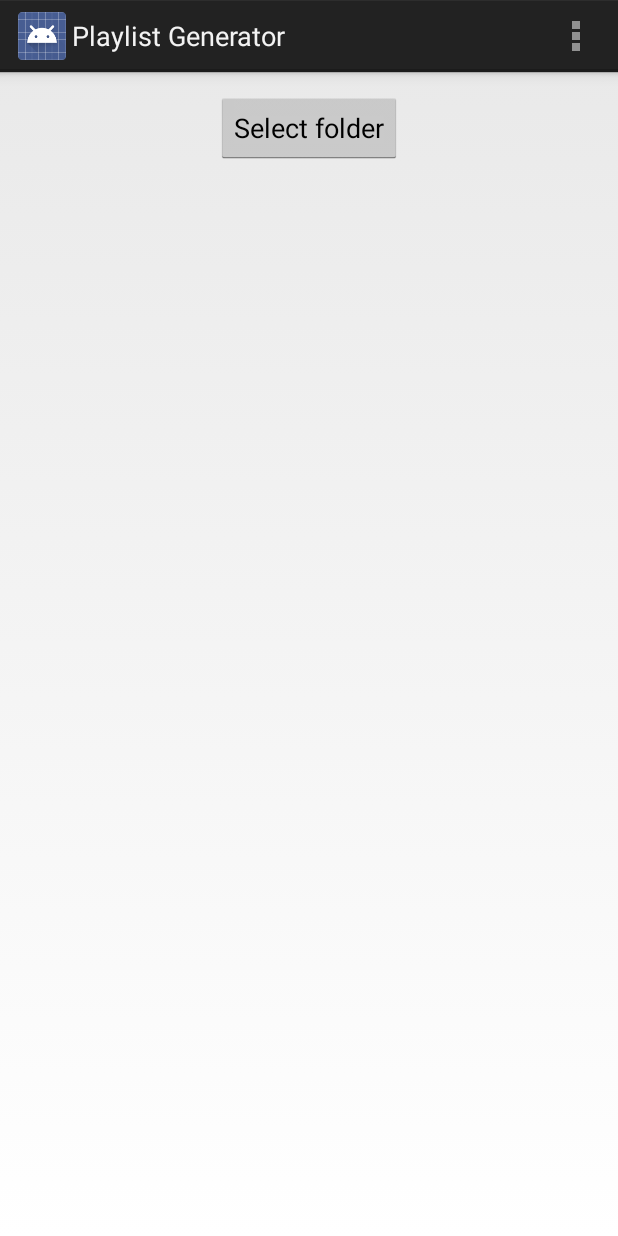
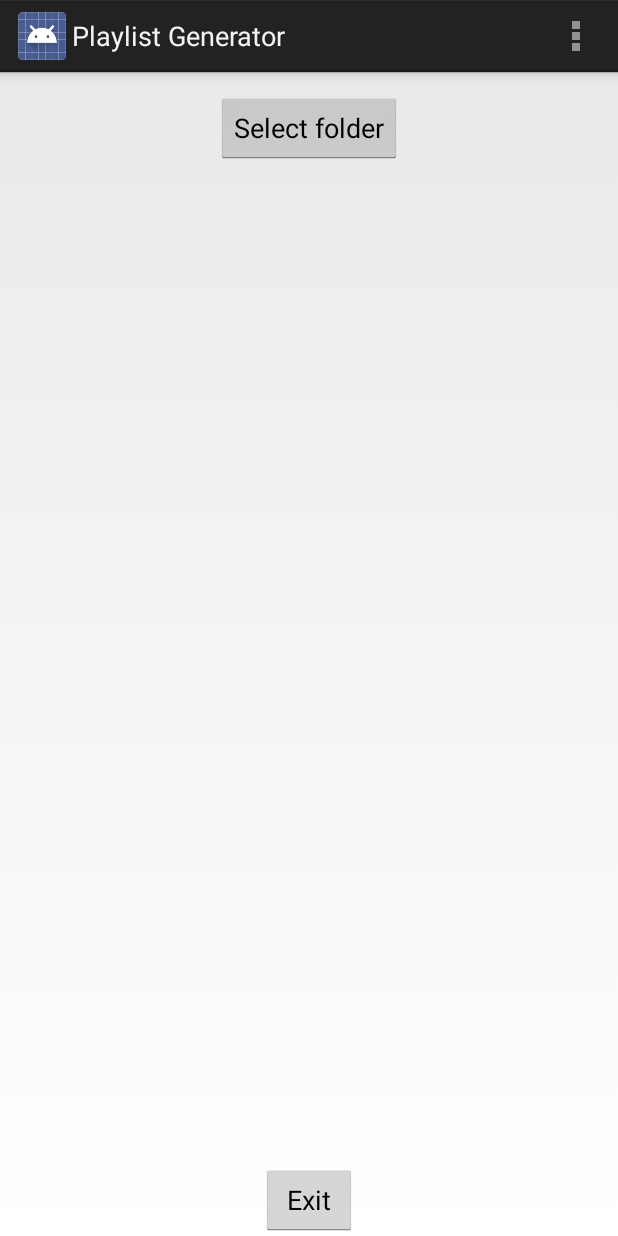
Before and after one commit to pupsikus/PlaylistGenerator, an Android app: the screen it shows after launch (MainActivity), on a phone screen of 412 x 824 dp. Run offline under Robolectric (Android 15) with nearby library versions, the light colour scheme and no system bars.

Commit message:
Bug fix, Add "Exit" button, optimized FileManager. Optimized EditText buttons.

```diff
--- a/src/main/res/layout/activity_main.xml
+++ b/src/main/res/layout/activity_main.xml
@@ -2,7 +2,7 @@
     android:orientation="vertical"
     android:layout_width="fill_parent"
     android:layout_height="fill_parent"
-    android:descendantFocusability="beforeDescendants">
+    android:descendantFocusability="blocksDescendants">
         <Button
             android:text="@string/button_select_folder"
             android:layout_width="wrap_content"
@@ -17,6 +17,25 @@
             android:layout_height="0dip"
             android:layout_weight="1">
         </ListView>
+        <TableLayout
+            android:layout_width="wrap_content"
+            android:layout_height="wrap_content"
+            android:visibility="invisible"
+            android:id="@+id/tlPLName">
+            <TableRow>
+                <TextView
+                    android:layout_width="wrap_content"
+                    android:layout_height="wrap_content"
+                    android:id="@+id/tvPLName"
+                    android:text="@string/tvPLName"/>
+                <EditText
+                android:layout_width="wrap_content"
+                android:layout_height="wrap_content"
+                android:id="@+id/etPLName"
+                android:inputType="textCapWords"
+                android:hint="@string/etPLName"/>
+            </TableRow>
+        </TableLayout>
         <Button
             android:text="@string/generate_playlist"
             android:layout_width="wrap_content"
@@ -26,4 +45,11 @@
             android:visibility="invisible"
             android:layout_weight="0">
         </Button>
+        <Button
+            android:layout_width="wrap_content"
+            android:layout_height="wrap_content"
+            android:id="@+id/ExitApp"
+            android:text="@string/ExitApp"
+            android:layout_gravity="center_horizontal">
+        </Button>
 </LinearLayout>
--- a/src/main/res/layout/selected_item.xml
+++ b/src/main/res/layout/selected_item.xml
@@ -25,6 +25,7 @@
         android:layout_width="wrap_content"
         android:layout_height="wrap_content"
         android:inputType="numberDecimal"
+        android:hint="1"
         android:clickable="true"
         android:focusable="true"
         android:textSize="20sp"
--- a/src/main/res/values/strings.xml
+++ b/src/main/res/values/strings.xml
@@ -6,5 +6,8 @@
     <string name="button_select_folder" >Select folder</string>
     <string name="button_OK" >OK</string>
     <string name="generate_playlist" >Generate</string>
+    <string name="tvPLName" >Playlist name:</string>
+    <string name="etPLName" >PlaylistGenerator</string>
+    <string name="ExitApp" >Exit</string>
 
 </resources>
```
Also changed, not shown: src/main/java/com/playlist/playlist_generator/FileManager_Activity.java (+11 -10 lines), src/main/java/com/playlist/playlist_generator/MainActivity.java (+56 -9 lines).
